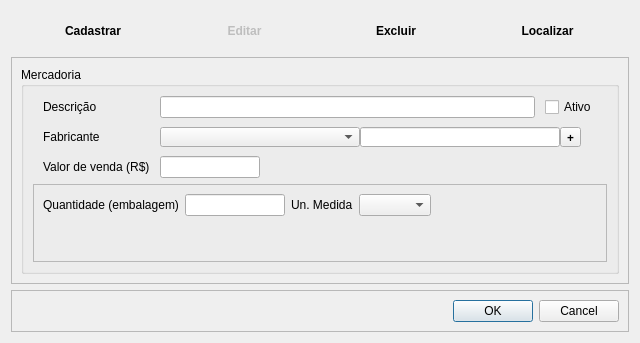
Klubas/Projeto-SOAD, file Resources/UI/CadastroMercadoria.ui: the form before one commit.
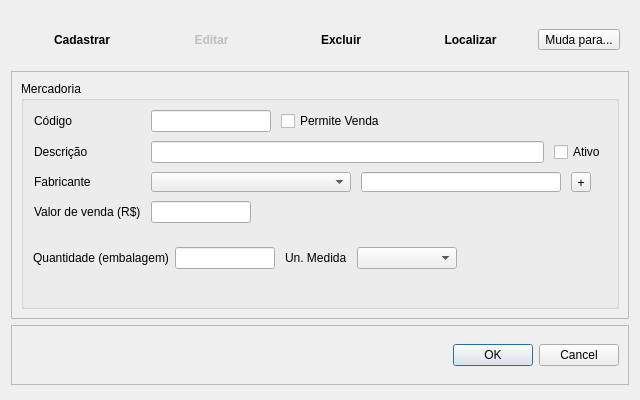
The form after the commit.

Commit message: # Cadastro mercadoria - procedimento para cadastrar e atualziar mercadorias - Finalizando parte de cadastro da tela de cadastro de mercadoria

What changed in the file:
```diff
--- a/Resources/UI/CadastroMercadoria.ui
+++ b/Resources/UI/CadastroMercadoria.ui
@@ -10,7 +10,7 @@
     <x>0</x>
     <y>0</y>
     <width>640</width>
-    <height>343</height>
+    <height>400</height>
    </rect>
   </property>
   <property name="sizePolicy">
@@ -27,8 +27,8 @@
   </property>
   <property name="maximumSize">
    <size>
-    <width>1080</width>
-    <height>16777215</height>
+    <width>640</width>
+    <height>400</height>
    </size>
   </property>
   <property name="windowTitle">
@@ -45,10 +45,16 @@
          <verstretch>0</verstretch>
         </sizepolicy>
        </property>
+       <property name="minimumSize">
+        <size>
+         <width>0</width>
+         <height>0</height>
+        </size>
+       </property>
        <property name="maximumSize">
         <size>
          <width>16777215</width>
-         <height>60</height>
+         <height>50</height>
         </size>
        </property>
        <layout class="QHBoxLayout" name="horizontalLayout_4">
@@ -145,6 +151,28 @@
             </property>
            </widget>
           </item>
+          <item>
+           <widget class="QToolButton" name="toolButton_mudar_cadastro">
+            <property name="text">
+             <string>Muda para...</string>
+            </property>
+            <property name="iconSize">
+             <size>
+              <width>26</width>
+              <height>16</height>
+             </size>
+            </property>
+            <property name="popupMode">
+             <enum>QToolButton::InstantPopup</enum>
+            </property>
+            <property name="toolButtonStyle">
+             <enum>Qt::ToolButtonTextBesideIcon</enum>
+            </property>
+            <property name="autoRaise">
+             <bool>false</bool>
+            </property>
+           </widget>
+          </item>
          </layout>
         </item>
        </layout>
@@ -152,6 +180,12 @@
      </item>
      <item>
       <widget class="QFrame" name="frame_contents">
+       <property name="sizePolicy">
+        <sizepolicy hsizetype="Preferred" vsizetype="Fixed">
+         <horstretch>0</horstretch>
+         <verstretch>0</verstretch>
+        </sizepolicy>
+       </property>
        <property name="frameShape">
         <enum>QFrame::StyledPanel</enum>
        </property>
@@ -161,16 +195,55 @@
        <layout class="QGridLayout" name="gridLayout_7">
         <item row="0" column="0">
          <widget class="QGroupBox" name="groupBox_mercadoria">
+          <property name="sizePolicy">
+           <sizepolicy hsizetype="Preferred" vsizetype="Fixed">
+            <horstretch>0</horstretch>
+            <verstretch>0</verstretch>
+           </sizepolicy>
+          </property>
           <property name="title">
            <string>Mercadoria</string>
           </property>
           <layout class="QGridLayout" name="gridLayout_2">
+           <property name="leftMargin">
+            <number>0</number>
+           </property>
+           <property name="topMargin">
+            <number>0</number>
+           </property>
+           <property name="rightMargin">
+            <number>0</number>
+           </property>
+           <property name="bottomMargin">
+            <number>0</number>
+           </property>
+           <property name="horizontalSpacing">
+            <number>0</number>
+           </property>
            <item row="1" column="0">
             <widget class="QStackedWidget" name="stackedWidget">
+             <property name="sizePolicy">
+              <sizepolicy hsizetype="Preferred" vsizetype="Fixed">
+               <horstretch>0</horstretch>
+               <verstretch>0</verstretch>
+              </sizepolicy>
+             </property>
+             <property name="sizeIncrement">
+              <size>
+               <width>0</width>
+               <height>3</height>
+              </size>
+             </property>
              <property name="currentIndex">
               <number>1</number>
              </property>
              <widget class="QWidget" name="page_casco">
+              <property name="sizePolicy">
+               <sizepolicy hsizetype="Preferred" vsizetype="Fixed">
+                <horstretch>0</horstretch>
+                <verstretch>0</verstretch>
+               </sizepolicy>
+              </property>
               <layout class="QHBoxLayout" name="horizontalLayout_5">
                <property name="spacing">
                 <number>0</number>
@@ -195,22 +268,40 @@
                    <verstretch>0</verstretch>
                   </sizepolicy>
                  </property>
-                 <property name="frameShape">
-                  <enum>QFrame::StyledPanel</enum>
+                 <property name="maximumSize">
+                  <size>
+                   <width>16777215</width>
+                   <height>80</height>
+                  </size>
                  </property>
-                 <property name="frameShadow">
-                  <enum>QFrame::Raised</enum>
-                 </property>
-                 <layout class="QGridLayout" name="gridLayout_3">
+                 <layout class="QFormLayout" name="formLayout_3">
+                  <property name="fieldGrowthPolicy">
+                   <enum>QFormLayout::ExpandingFieldsGrow</enum>
+                  </property>
+                  <property name="labelAlignment">
+                   <set>Qt::AlignLeading|Qt::AlignLeft|Qt::AlignTop</set>
+                  </property>
+                  <property name="horizontalSpacing">
+                   <number>10</number>
+                  </property>
                   <item row="0" column="0">
                    <widget class="QLabel" name="label_insumo">
+                    <property name="minimumSize">
+                     <size>
+                      <width>0</width>
+                      <height>0</height>
+                     </size>
+                    </property>
                     <property name="text">
                      <string>Insumo</string>
                     </property>
                    </widget>
                   </item>
                   <item row="0" column="1">
-                   <layout class="QHBoxLayout" name="horizontalLayout_7">
+                   <layout class="QHBoxLayout" name="horizontalLayout_7" stretch="0,0,0">
+                    <property name="spacing">
+                     <number>10</number>
+                    </property>
                     <item>
                      <widget class="QLineEdit" name="lineEdit_insumo_id">
                       <property name="maximumSize">
@@ -246,6 +337,9 @@
                   </item>
                   <item row="1" column="1">
                    <layout class="QHBoxLayout" name="horizontalLayout_10">
+                    <property name="spacing">
+                     <number>10</number>
+                    </property>
                     <item>
                      <widget class="QLineEdit" name="lineEdit_quantidade_insumo">
                       <property name="minimumSize">
@@ -312,7 +406,13 @@
               </layout>
              </widget>
              <widget class="QWidget" name="page_insumo">
-              <layout class="QVBoxLayout" name="verticalLayout_2">
+              <property name="sizePolicy">
+               <sizepolicy hsizetype="Preferred" vsizetype="Fixed">
+                <horstretch>0</horstretch>
+                <verstretch>0</verstretch>
+               </sizepolicy>
+              </property>
+              <layout class="QVBoxLayout" name="_2">
                <property name="spacing">
                 <number>0</number>
                </property>
@@ -330,13 +430,28 @@
                </property>
                <item>
                 <widget class="QFrame" name="frame_insumo">
+                 <property name="sizePolicy">
+                  <sizepolicy hsizetype="Expanding" vsizetype="Fixed">
+                   <horstretch>0</horstretch>
+                   <verstretch>0</verstretch>
+                  </sizepolicy>
+                 </property>
+                 <property name="maximumSize">
+                  <size>
+                   <width>16777215</width>
+                   <height>80</height>
+                  </size>
+                 </property>
                  <property name="frameShape">
-                  <enum>QFrame::StyledPanel</enum>
+                  <enum>QFrame::NoFrame</enum>
                  </property>
                  <property name="frameShadow">
-                  <enum>QFrame::Raised</enum>
+                  <enum>QFrame::Plain</enum>
                  </property>
                  <layout class="QFormLayout" name="formLayout_2">
+                  <property name="labelAlignment">
+                   <set>Qt::AlignLeading|Qt::AlignLeft|Qt::AlignTop</set>
+                  </property>
                   <item row="0" column="0">
                    <widget class="QLabel" name="label_quantidade_embalagem">
                     <property name="text">
@@ -346,6 +461,12 @@
                   </item>
                   <item row="0" column="1">
                    <layout class="QHBoxLayout" name="horizontalLayout_6">
+                    <property name="spacing">
+                     <number>10</number>
+                    </property>
+                    <property name="sizeConstraint">
+                     <enum>QLayout::SetDefaultConstraint</enum>
+                    </property>
                     <item>
                      <widget class="QLineEdit" name="lineEdit_quantidade_embalagem">
                       <property name="maximumSize">
@@ -379,30 +500,42 @@
                       </property>
                      </widget>
                     </item>
-                    <item>
-                     <spacer name="horizontalSpacer">
-                      <property name="orientation">
-                       <enum>Qt::Horizontal</enum>
-                      </property>
-                      <property name="sizeHint" stdset="0">
+                   </layout>
+                  </item>
+                 </layout>
+                </widget>
+               </item>
+              </layout>
+             </widget>
+            </widget>
+           </item>
+           <item row="0" column="0">
+            <widget class="QFrame" name="formFrame">
+             <property name="sizePolicy">
+              <sizepolicy hsizetype="Preferred" vsizetype="Fixed">
+               <horstretch>0</horstretch>
+               <verstretch>0</verstretch>
+              </sizepolicy>
+             </property>
+             <property name="minimumSize">
                        <size>
-                        <width>40</width>
-                        <height>20</height>
-                       </size>
-                      </property>
-                     </spacer>
-                    </item>
-                   </layout>
-                  </item>
-                 </layout>
-                </widget>
-               </item>
-              </layout>
-             </widget>
-            </widget>
-           </item>
-           <item row="0" column="0">
+               <width>115</width>
+               <height>0</height>
+              </size>
+             </property>
+             <property name="font">
+              <font>
+               <weight>50</weight>
+               <bold>false</bold>
+              </font>
+             </property>
             <layout class="QFormLayout" name="formLayout">
+              <property name="sizeConstraint">
+               <enum>QLayout::SetDefaultConstraint</enum>
+              </property>
+              <property name="labelAlignment">
+               <set>Qt::AlignLeading|Qt::AlignLeft|Qt::AlignTop</set>
+              </property>
              <property name="horizontalSpacing">
               <number>10</number>
              </property>
@@ -416,13 +549,75 @@
               <number>10</number>
              </property>
              <item row="0" column="0">
+               <widget class="QLabel" name="label_codigo">
+                <property name="text">
+                 <string>Código</string>
+                </property>
+               </widget>
+              </item>
+              <item row="0" column="1">
+               <layout class="QHBoxLayout" name="horizontalLayout_11">
+                <property name="spacing">
+                 <number>10</number>
+                </property>
+                <item>
+                 <widget class="QLineEdit" name="lineEdit_codigo">
+                  <property name="sizePolicy">
+                   <sizepolicy hsizetype="Fixed" vsizetype="Fixed">
+                    <horstretch>0</horstretch>
+                    <verstretch>0</verstretch>
+                   </sizepolicy>
+                  </property>
+                  <property name="minimumSize">
+                   <size>
+                    <width>120</width>
+                    <height>0</height>
+                   </size>
+                  </property>
+                  <property name="maximumSize">
+                   <size>
+                    <width>120</width>
+                    <height>16777215</height>
+                   </size>
+                  </property>
+                  <property name="text">
+                   <string/>
+                  </property>
+                  <property name="maxLength">
+                   <number>15</number>
+                  </property>
+                 </widget>
+                </item>
+                <item>
+                 <widget class="QCheckBox" name="checkBox_permite_venda">
+                  <property name="text">
+                   <string>Permite Venda</string>
+                  </property>
+                 </widget>
+                </item>
+                <item>
+                 <spacer name="horizontalSpacer_4">
+                  <property name="orientation">
+                   <enum>Qt::Horizontal</enum>
+                  </property>
+                  <property name="sizeHint" stdset="0">
+                   <size>
+                    <width>40</width>
+                    <height>20</height>
+                   </size>
+                  </property>
+                 </spacer>
+                </item>
+               </layout>
+              </item>
+              <item row="1" column="0">
               <widget class="QLabel" name="label_descricao">
                <property name="text">
                 <string>Descrição</string>
                </property>
               </widget>
              </item>
-             <item row="0" column="1">
+              <item row="1" column="1">
               <layout class="QHBoxLayout" name="horizontalLayout">
                <property name="spacing">
                 <number>10</number>
@@ -435,6 +630,9 @@
                    <height>16777215</height>
                   </size>
                  </property>
+                  <property name="inputMask">
+                   <string/>
+                  </property>
                  <property name="maxLength">
                   <number>120</number>
                  </property>
@@ -444,7 +642,7 @@
                 </widget>
                </item>
                <item>
-                <widget class="QCheckBox" name="checkBox">
+                 <widget class="QCheckBox" name="checkBox_ativo">
                  <property name="text">
                   <string>Ativo</string>
                  </property>
@@ -452,17 +650,17 @@
                </item>
               </layout>
              </item>
-             <item row="1" column="0">
+              <item row="2" column="0">
               <widget class="QLabel" name="label_fabricante">
                <property name="text">
                 <string>Fabricante</string>
                </property>
               </widget>
              </item>
-             <item row="1" column="1">
+              <item row="2" column="1">
               <layout class="QHBoxLayout" name="horizontalLayout_2">
                <property name="spacing">
-                <number>0</number>
+                 <number>10</number>
                </property>
                <item>
                 <widget class="QComboBox" name="comboBox_fabricante">
@@ -507,7 +705,7 @@
                   </size>
                  </property>
                  <property name="maxLength">
-                  <number>120</number>
+                   <number>80</number>
                  </property>
                  <property name="frame">
                   <bool>true</bool>
@@ -524,8 +722,8 @@
                 <widget class="QToolButton" name="toolButton_addFabricante">
                  <property name="minimumSize">
                   <size>
-                   <width>0</width>
-                   <height>0</height>
+                    <width>20</width>
+                    <height>20</height>
                   </size>
                  </property>
                  <property name="maximumSize">
@@ -537,14 +735,25 @@
                  <property name="font">
                   <font>
                    <family>Arial Black</family>
-                   <pointsize>9</pointsize>
-                   <weight>75</weight>
-                   <bold>true</bold>
-                  </font>
-                 </property>
+                    <pointsize>10</pointsize>
+                    <weight>50</weight>
+                    <bold>false</bold>
+                    <strikeout>false</strikeout>
+                    <kerning>false</kerning>
+                   </font>
+                  </property>
+                  <property name="autoFillBackground">
+                   <bool>true</bool>
+                  </property>
                  <property name="text">
                   <string>+</string>
                  </property>
+                  <property name="iconSize">
+                   <size>
+                    <width>16</width>
+                    <height>16</height>
+                   </size>
+                  </property>
                  <property name="checkable">
                   <bool>true</bool>
                  </property>
@@ -583,14 +792,14 @@
                </item>
               </layout>
              </item>
-             <item row="2" column="0">
+              <item row="3" column="0">
               <widget class="QLabel" name="label_4">
                <property name="text">
                 <string>Valor de venda (R$)</string>
                </property>
               </widget>
              </item>
-             <item row="2" column="1">
+              <item row="3" column="1">
               <widget class="QLineEdit" name="lineEdit_valor_venda">
                <property name="maximumSize">
                 <size>
@@ -601,6 +810,7 @@
               </widget>
              </item>
             </layout>
+            </widget>
            </item>
           </layout>
          </widget>
```
Lines whose indentation alone changed are shown as unchanged. The commit also changes 30 other files.
